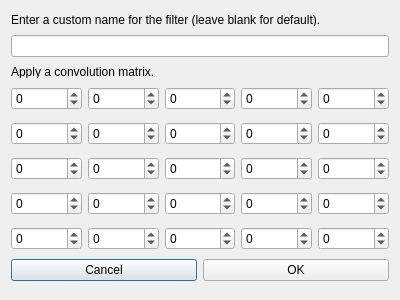
Before: the Qt Designer form WorldXGen/editfilterdialog.ui in NicolasEtGuillaume/WorldXGen, drawn with Qt 5.
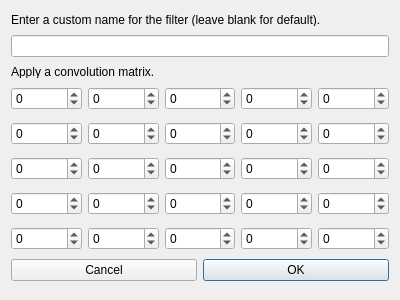
After: the same form once the commit is applied.

Commit message: Quickfix, tabulation on editfilterdialog, division by 0, water drop display, messagebox on water drop launch, disabled update button

What changed in the file:
```diff
--- a/WorldXGen/editfilterdialog.ui
+++ b/WorldXGen/editfilterdialog.ui
@@ -446,6 +446,9 @@
        <property name="text">
         <string>OK</string>
        </property>
+       <property name="default">
+        <bool>true</bool>
+       </property>
       </widget>
      </item>
     </layout>
```
Left out of the diff: 30 changed lines with no effect on the pictures. The commit also changes 5 other files.
